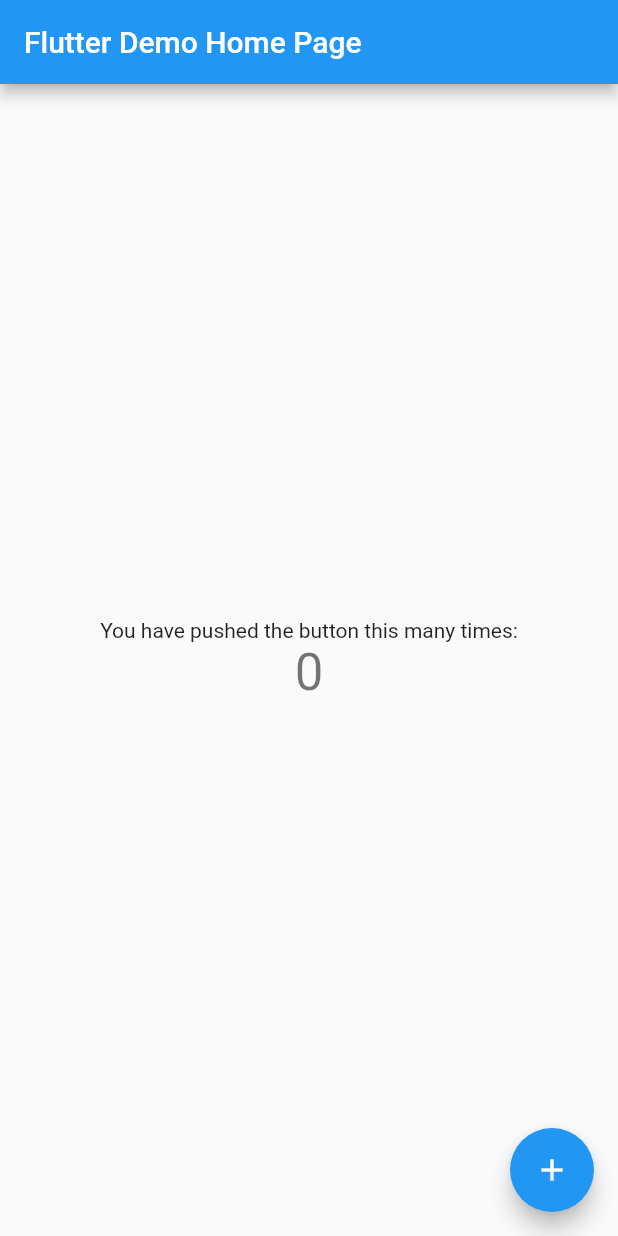
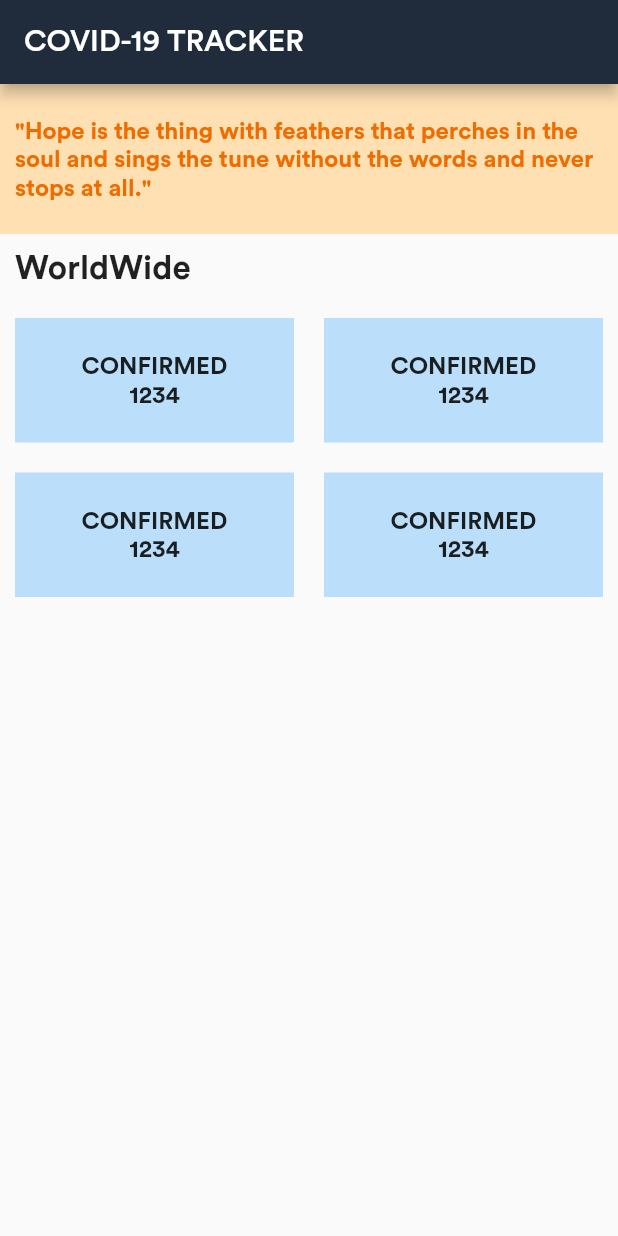
Before and after one commit to MateusPedrosoSilva/covid_track, a Flutter app: the screen it shows after launch, on a phone screen of 412 x 824 dp. Run offline on Flutter 3.47's test engine with Material 2 defaults, Android fonts, the phone set to English and light mode, and no system bars.

Commit message:
Added fonts and pubspec.yaml updated. Added Quote panel. Started the Worldwide Widget.

```diff
--- /dev/null
+++ b/lib/datasorce.dart
@@ -0,0 +1,69 @@
+import 'package:flutter/material.dart';
+
+Color primaryBlack = Color(0xff202c3b);
+
+class DataSource {
+  static String quote =
+      "\"Hope is the thing with feathers that perches in the soul and sings the tune without the words and never stops at all.\"";
+
+  static List questionAnswers = [
+    {
+      "question": "What is a coronavirus?",
+      "answer":
+          "Coronaviruses are a large family of viruses which may cause illness in animals or humans.  In humans, several coronaviruses are known to cause respiratory infections ranging from the common cold to more severe diseases such as Middle East Respiratory Syndrome (MERS) and Severe Acute Respiratory Syndrome (SARS). The most recently discovered coronavirus causes coronavirus disease COVID-19."
+    },
+    {
+      "question": "What is COVID-19?",
+      "answer":
+          "COVID-19 is the infectious disease caused by the most recently discovered coronavirus. This new virus and disease were unknown before the outbreak began in Wuhan, China, in December 2019."
+    },
+    {
+      "question": "What are the symptoms of COVID-19?",
+      "answer":
+          "The most common symptoms of COVID-19 are fever, tiredness, and dry cough. Some patients may have aches and pains, nasal congestion, runny nose, sore throat or diarrhea. These symptoms are usually mild and begin gradually. Some people become infected but don’t develop any symptoms and don't feel unwell. Most people (about 80%) recover from the disease without needing special treatment. Around 1 out of every 6 people who gets COVID-19 becomes seriously ill and develops difficulty breathing. Older people, and those with underlying medical problems like high blood pressure, heart problems or diabetes, are more likely to develop serious illness. People with fever, cough and difficulty breathing should seek medical attention."
+    },
+    {
+      "question": "How does COVID-19 spread?",
+      "answer":
+          "People can catch COVID-19 from others who have the virus. The disease can spread from person to person through small droplets from the nose or mouth which are spread when a person with COVID-19 coughs or exhales. These droplets land on objects and surfaces around the person. Other people then catch COVID-19 by touching these objects or surfaces, then touching their eyes, nose or mouth. People can also catch COVID-19 if they breathe in droplets from a person with COVID-19 who coughs out or exhales droplets. This is why it is important to stay more than 1 meter (3 feet) away from a person who is sick. \nWHO is assessing ongoing research on the ways COVID-19 is spread and will continue to share updated findings."
+    },
+    {
+      "question":
+          "Can the virus that causes COVID-19 be transmitted through the air?",
+      "answer":
+          "Studies to date suggest that the virus that causes COVID-19 is mainly transmitted through contact with respiratory droplets rather than through the air"
+    },
+    {
+      "question": "Can CoVID-19 be caught from a person who has no symptoms?",
+      "answer":
+          "The main way the disease spreads is through respiratory droplets expelled by someone who is coughing. The risk of catching COVID-19 from someone with no symptoms at all is very low. However, many people with COVID-19 experience only mild symptoms. This is particularly true at the early stages of the disease. It is therefore possible to catch COVID-19 from someone who has, for example, just a mild cough and does not feel ill.  WHO is assessing ongoing research on the period of transmission of COVID-19 and will continue to share updated findings.    "
+    },
+    {
+      "question":
+          "Can I catch COVID-19 from the feces of someone with the disease?",
+      "answer":
+          "The risk of catching COVID-19 from the feces of an infected person appears to be low. While initial investigations suggest the virus may be present in feces in some cases, spread through this route is not a main feature of the outbreak. WHO is assessing ongoing research on the ways COVID-19 is spread and will continue to share new findings. Because this is a risk, however, it is another reason to clean hands regularly, after using the bathroom and before eating."
+    },
+    {
+      "question": "How likely am I to catch COVID-19?",
+      "answer":
+          "The risk depends on where you  are - and more specifically, whether there is a COVID-19 outbreak unfolding there.\nFor most people in most locations the risk of catching COVID-19 is still low. However, there are now places around the world (cities or areas) where the disease is spreading. For people living in, or visiting, these areas the risk of catching COVID-19 is higher. Governments and health authorities are taking vigorous action every time a new case of COVID-19 is identified. Be sure to comply with any local restrictions on travel, movement or large gatherings. Cooperating with disease control efforts will reduce your risk of catching or spreading COVID-19.\nCOVID-19 outbreaks can be contained and transmission stopped, as has been shown in China and some other countries. Unfortunately, new outbreaks can emerge rapidly. It’s important to be aware of the situation where you are or intend to go. WHO publishes daily updates on the COVID-19 situation worldwide."
+    },
+    {
+      "question": "Who is at risk of developing severe illness?",
+      "answer":
+          "While we are still learning about how COVID-2019 affects people, older persons and persons with pre-existing medical conditions (such as high blood pressure, heart disease, lung disease, cancer or diabetes)  appear to develop serious illness more often than others. "
+    },
+    {
+      "question": "Should I wear a mask to protect myself?",
+      "answer":
+          "Only wear a mask if you are ill with COVID-19 symptoms (especially coughing) or looking after someone who may have COVID-19. Disposable face mask can only be used once. If you are not ill or looking after someone who is ill then you are wasting a mask. There is a world-wide shortage of masks, so WHO urges people to use masks wisely.\nWHO advises rational use of medical masks to avoid unnecessary wastage of precious resources and mis-use of masks\nThe most effective ways to protect yourself and others against COVID-19 are to frequently clean your hands, cover your cough with the bend of elbow or tissue and maintain a distance of at least 1 meter (3 feet) from people who are coughing or sneezing"
+    },
+    {
+      "question":
+          "Are antibiotics effective in preventing or treating the COVID-19?",
+      "answer":
+          "No. Antibiotics do not work against viruses, they only work on bacterial infections. COVID-19 is caused by a virus, so antibiotics do not work. Antibiotics should not be used as a means of prevention or treatment of COVID-19. They should only be used as directed by a physician to treat a bacterial infection. "
+    }
+  ];
+}
--- /dev/null
+++ b/lib/homepage.dart
@@ -0,0 +1,55 @@
+import 'package:covidapp/datasorce.dart';
+import 'package:covidapp/panels/worldwidepanel.dart';
+import 'package:flutter/material.dart';
+
+class HomePage extends StatefulWidget {
+  @override
+  _HomePageState createState() => _HomePageState();
+}
+
+class _HomePageState extends State<HomePage> {
+  @override
+  Widget build(BuildContext context) {
+    return Scaffold(
+      appBar: AppBar(
+        centerTitle: false,
+        title: Text('COVID-19 TRACKER'),
+      ),
+      body: SingleChildScrollView(
+        child: Column(
+          crossAxisAlignment: CrossAxisAlignment.start,
+          children: <Widget>[
+            Container(
+              height: 100,
+              alignment: Alignment.center,
+              padding: EdgeInsets.all(10),
+              color: Colors.orange[100],
+              child: Text(
+                DataSource.quote,
+                style: TextStyle(
+                  color: Colors.orange[800],
+                  fontWeight: FontWeight.bold,
+                  fontSize: 16,
+                ),
+              ),
+            ),
+            Padding(
+              padding: const EdgeInsets.symmetric(
+                vertical: 10.0,
+                horizontal: 10.0,
+              ),
+              child: Text(
+                'WorldWide',
+                style: TextStyle(
+                  fontWeight: FontWeight.bold,
+                  fontSize: 22,
+                ),
+              ),
+            ),
+            WorldWidePanel(),
+          ],
+        ),
+      ),
+    );
+  }
+}
--- a/lib/main.dart
+++ b/lib/main.dart
@@ -1,117 +1,14 @@
+import 'package:covidapp/datasorce.dart';
+import 'package:covidapp/homepage.dart';
 import 'package:flutter/material.dart';
 
 void main() {
-  runApp(MyApp());
+  runApp(MaterialApp(
+    debugShowCheckedModeBanner: false,
+    theme: ThemeData(
+      fontFamily: 'Circular',
+      primaryColor: primaryBlack,
+    ),
+    home: HomePage(),
+  ));
 }
-
-class MyApp extends StatelessWidget {
-  // This widget is the root of your application.
-  @override
-  Widget build(BuildContext context) {
-    return MaterialApp(
-      title: 'Flutter Demo',
-      theme: ThemeData(
-        // This is the theme of your application.
-        //
-        // Try running your application with "flutter run". You'll see the
-        // application has a blue toolbar. Then, without quitting the app, try
-        // changing the primarySwatch below to Colors.green and then invoke
-        // "hot reload" (press "r" in the console where you ran "flutter run",
-        // or simply save your changes to "hot reload" in a Flutter IDE).
-        // Notice that the counter didn't reset back to zero; the application
-        // is not restarted.
-        primarySwatch: Colors.blue,
-        // This makes the visual density adapt to the platform that you run
-        // the app on. For desktop platforms, the controls will be smaller and
-        // closer together (more dense) than on mobile platforms.
-        visualDensity: VisualDensity.adaptivePlatformDensity,
-      ),
-      home: MyHomePage(title: 'Flutter Demo Home Page'),
-    );
-  }
-}
-
-class MyHomePage extends StatefulWidget {
-  MyHomePage({Key key, this.title}) : super(key: key);
-
-  // This widget is the home page of your application. It is stateful, meaning
-  // that it has a State object (defined below) that contains fields that affect
-  // how it looks.
-
-  // This class is the configuration for the state. It holds the values (in this
-  // case the title) provided by the parent (in this case the App widget) and
-  // used by the build method of the State. Fields in a Widget subclass are
-  // always marked "final".
-
-  final String title;
-
-  @override
-  _MyHomePageState createState() => _MyHomePageState();
-}
-
-class _MyHomePageState extends State<MyHomePage> {
-  int _counter = 0;
-
-  void _incrementCounter() {
-    setState(() {
-      // This call to setState tells the Flutter framework that something has
-      // changed in this State, which causes it to rerun the build method below
-      // so that the display can reflect the updated values. If we changed
-      // _counter without calling setState(), then the build method would not be
-      // called again, and so nothing would appear to happen.
-      _counter++;
-    });
-  }
-
-  @override
-  Widget build(BuildContext context) {
-    // This method is rerun every time setState is called, for instance as done
-    // by the _incrementCounter method above.
-    //
-    // The Flutter framework has been optimized to make rerunning build methods
-    // fast, so that you can just rebuild anything that needs updating rather
-    // than having to individually change instances of widgets.
-    return Scaffold(
-      appBar: AppBar(
-        // Here we take the value from the MyHomePage object that was created by
-        // the App.build method, and use it to set our appbar title.
-        title: Text(widget.title),
-      ),
-      body: Center(
-        // Center is a layout widget. It takes a single child and positions it
-        // in the middle of the parent.
-        child: Column(
-          // Column is also a layout widget. It takes a list of children and
-          // arranges them vertically. By default, it sizes itself to fit its
-          // children horizontally, and tries to be as tall as its parent.
-          //
-          // Invoke "debug painting" (press "p" in the console, choose the
-          // "Toggle Debug Paint" action from the Flutter Inspector in Android
-          // Studio, or the "Toggle Debug Paint" command in Visual Studio Code)
-          // to see the wireframe for each widget.
-          //
-          // Column has various properties to control how it sizes itself and
-          // how it positions its children. Here we use mainAxisAlignment to
-          // center the children vertically; the main axis here is the vertical
-          // axis because Columns are vertical (the cross axis would be
-          // horizontal).
-          mainAxisAlignment: MainAxisAlignment.center,
-          children: <Widget>[
-            Text(
-              'You have pushed the button this many times:',
-            ),
-            Text(
-              '$_counter',
-              style: Theme.of(context).textTheme.headline4,
-            ),
-          ],
-        ),
-      ),
-      floatingActionButton: FloatingActionButton(
-        onPressed: _incrementCounter,
-        tooltip: 'Increment',
-        child: Icon(Icons.add),
-      ), // This trailing comma makes auto-formatting nicer for build methods.
-    );
-  }
-}
--- /dev/null
+++ b/lib/panels/worldwidepanel.dart
@@ -0,0 +1,56 @@
+import 'package:flutter/material.dart';
+
+class WorldWidePanel extends StatelessWidget {
+  @override
+  Widget build(BuildContext context) {
+    return Container(
+      child: GridView(
+        shrinkWrap: true,
+        physics: NeverScrollableScrollPhysics(),
+        gridDelegate: SliverGridDelegateWithFixedCrossAxisCount(
+          crossAxisCount: 2,
+          childAspectRatio: 2,
+        ),
+        children: <Widget>[
+          StatusPanel(),
+          StatusPanel(),
+          StatusPanel(),
+          StatusPanel(),
+        ],
+      ),
+    );
+  }
+}
+
+class StatusPanel extends StatelessWidget {
+  @override
+  Widget build(BuildContext context) {
+    // Width of the device.
+    double width = MediaQuery.of(context).size.width;
+    return Container(
+      height: 80,
+      width: width / 2,
+      margin: EdgeInsets.all(10.0),
+      color: Colors.blue[100],
+      child: Column(
+        mainAxisAlignment: MainAxisAlignment.center,
+        children: <Widget>[
+          Text(
+            'CONFIRMED',
+            style: TextStyle(
+              fontWeight: FontWeight.bold,
+              fontSize: 16,
+            ),
+          ),
+          Text(
+            '1234',
+            style: TextStyle(
+              fontWeight: FontWeight.bold,
+              fontSize: 16,
+            ),
+          ),
+        ],
+      ),
+    );
+  }
+}
```
Also changed, not shown: pubspec.yaml (+11 -12 lines), fonts/CircularAir-Light.ttf (added), fonts/CircularStd-Bold.ttf (added), fonts/CircularStd-Medium.ttf (added), pubspec.lock, 6 other files.
